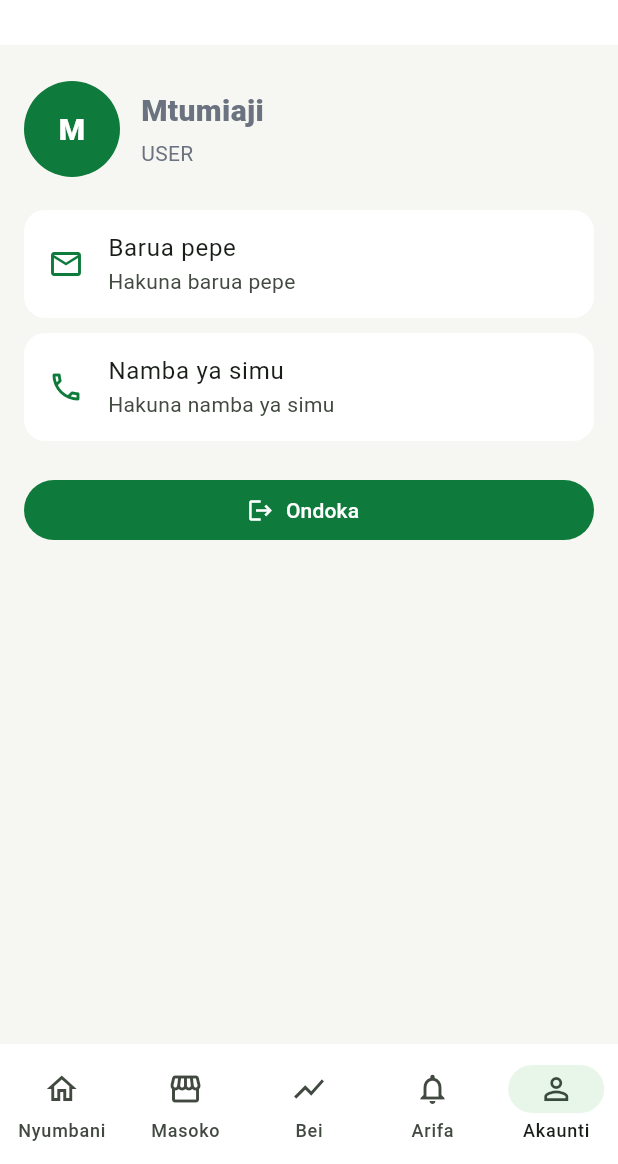
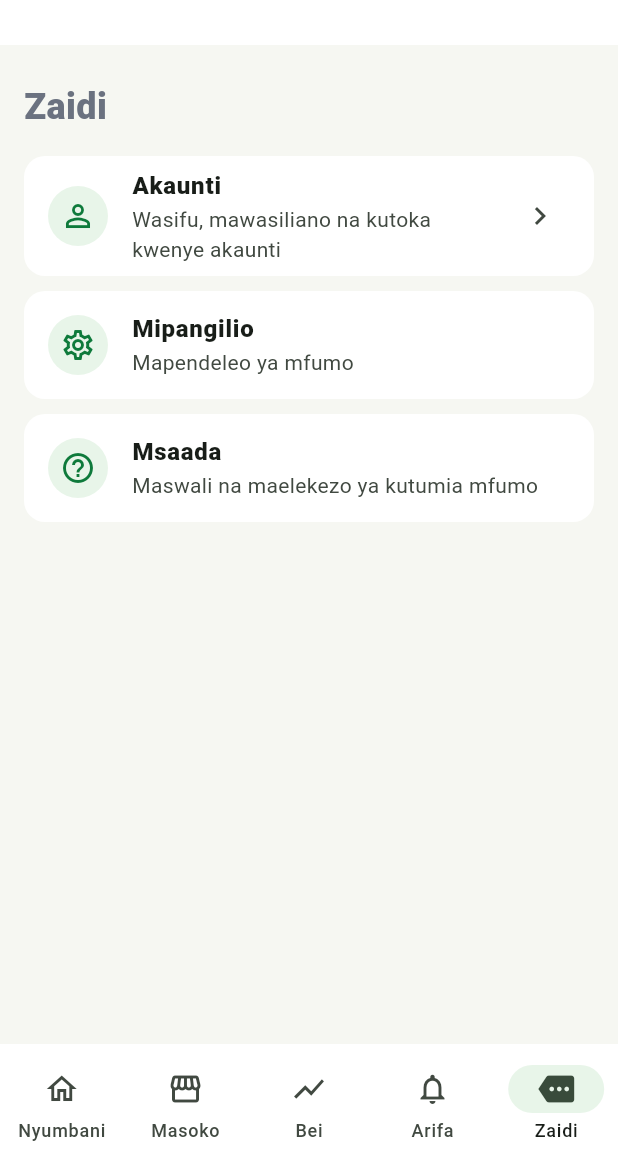
Before and after one commit to NawwalIbraheem/mfumo_wa_bei, a Flutter app: the MainScreen screen opened by its route, item 5 of the bottom bar chosen, on a phone screen of 412 x 824 dp, the part 72-1236 px from its top. Run offline on Flutter 3.47's test engine with Material 3 defaults, Android fonts, the light colour scheme and no system bars; our stand-ins replace flutter_dotenv.

Commit message:
- - feat: add MoreScreen for additional user options and navigation

```diff
--- a/mfumo-wa-bei/lib/features/main/presentation/screens/main_screen.dart
+++ b/mfumo-wa-bei/lib/features/main/presentation/screens/main_screen.dart
@@ -7,8 +7,8 @@ import '../../../../features/auth/presentation/screens/login_screen.dart';
 import '../../../../features/home/presentation/screens/home_screen.dart';
 import '../../../../features/market_prices/presentation/screens/market_prices_screen.dart';
 import '../../../../features/markets/presentation/screens/markets_screen.dart';
+import '../../../../features/main/presentation/screens/more_screen.dart';
 import '../../../../features/notifications/presentation/screens/notifications_screen.dart';
-import '../../../../features/users/presentation/screens/account_screen.dart';
 import '../../../../features/users/presentation/screens/admin_screen.dart';
 
 class MainScreen extends StatefulWidget {
@@ -194,8 +194,9 @@ class _MainScreenState extends State<MainScreen> {
           label: 'Admin',
         ),
       const NavigationDestination(
-        icon: Icon(Icons.person_outline),
-        label: 'Akaunti',
+        icon: Icon(Icons.more_horiz),
+        selectedIcon: Icon(Icons.more),
+        label: 'Zaidi',
       ),
     ];
 
@@ -224,7 +225,7 @@ class _MainScreenState extends State<MainScreen> {
       if (canSeePriceTools) const MarketPricesScreen(),
       if (canSeeNotifications) const NotificationsScreen(),
       if (canSeeAdmin) AdminScreen(permissions: permissions),
-      AccountScreen(
+      MoreScreen(
         name: fullName,
         email: user?['email']?.toString() ?? 'Hakuna barua pepe',
         phoneNumber: _readPhoneNumber(user),
--- /dev/null
+++ b/mfumo-wa-bei/lib/features/main/presentation/screens/more_screen.dart
@@ -0,0 +1,97 @@
+import 'package:flutter/material.dart';
+
+import '../../../../features/users/presentation/screens/account_screen.dart';
+
+class MoreScreen extends StatelessWidget {
+  const MoreScreen({
+    super.key,
+    required this.name,
+    required this.email,
+    required this.phoneNumber,
+    required this.role,
+    required this.onLogout,
+  });
+
+  final String name;
+  final String email;
+  final String phoneNumber;
+  final String role;
+  final VoidCallback onLogout;
+
+  @override
+  Widget build(BuildContext context) {
+    return ListView(
+      padding: const EdgeInsets.fromLTRB(16, 24, 16, 96),
+      children: [
+        const Text(
+          'Zaidi',
+          style: TextStyle(fontSize: 24, fontWeight: FontWeight.w800),
+        ),
+        const SizedBox(height: 16),
+        _MoreTile(
+          icon: Icons.person_outline,
+          title: 'Akaunti',
+          subtitle: 'Wasifu, mawasiliano na kutoka kwenye akaunti',
+          onTap: () {
+            Navigator.of(context).push(
+              MaterialPageRoute(
+                builder: (context) => Scaffold(
+                  appBar: AppBar(title: const Text('Akaunti')),
+                  body: AccountScreen(
+                    name: name,
+                    email: email,
+                    phoneNumber: phoneNumber,
+                    role: role,
+                    onLogout: onLogout,
+                  ),
+                ),
+              ),
+            );
+          },
+        ),
+        const SizedBox(height: 10),
+        const _MoreTile(
+          icon: Icons.settings_outlined,
+          title: 'Mipangilio',
+          subtitle: 'Mapendeleo ya mfumo',
+        ),
+        const SizedBox(height: 10),
+        const _MoreTile(
+          icon: Icons.help_outline,
+          title: 'Msaada',
+          subtitle: 'Maswali na maelekezo ya kutumia mfumo',
+        ),
+      ],
+    );
+  }
+}
+
+class _MoreTile extends StatelessWidget {
+  const _MoreTile({
+    required this.icon,
+    required this.title,
+    required this.subtitle,
+    this.onTap,
+  });
+
+  final IconData icon;
+  final String title;
+  final String subtitle;
+  final VoidCallback? onTap;
+
+  @override
+  Widget build(BuildContext context) {
+    return ListTile(
+      onTap: onTap,
+      tileColor: Colors.white,
+      shape: RoundedRectangleBorder(borderRadius: BorderRadius.circular(14)),
+      leading: CircleAvatar(
+        backgroundColor: const Color(0xFFE8F5E9),
+        child: Icon(icon, color: const Color(0xFF0E7A3B)),
+      ),
+      title: Text(title, style: const TextStyle(fontWeight: FontWeight.w800)),
+      subtitle: Text(subtitle),
+      trailing: onTap == null ? null : const Icon(Icons.chevron_right),
+    );
+  }
+}
```
